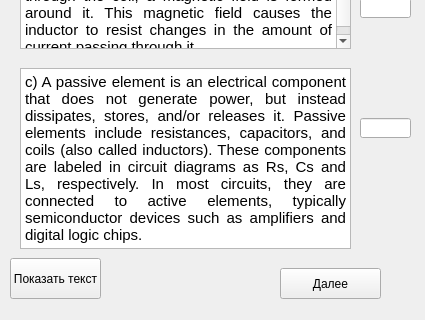
Above: client/UI/variant_1/zadanie4_part2_var1.ui from Scykorr/dmitr_client_serv_test before the change; both pictures show x 0 to 425 and y 302 to 622 of the 425 by 622 pixel window. Below: the same form after it.
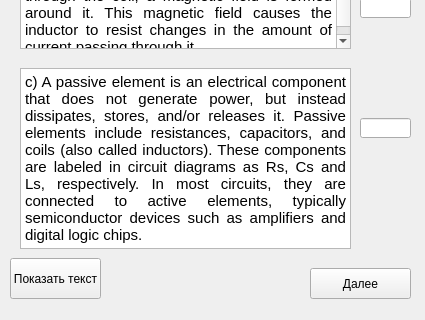
That is the form after the change.

Patch:
```diff
--- a/client/UI/variant_1/zadanie4_part2_var1.ui
+++ b/client/UI/variant_1/zadanie4_part2_var1.ui
@@ -48,7 +48,7 @@
   <widget class="QPushButton" name="pushButton_answer">
    <property name="geometry">
     <rect>
-     <x>280</x>
+     <x>310</x>
      <y>570</y>
      <width>101</width>
      <height>31</height>
@@ -157,7 +157,7 @@
     <rect>
      <x>120</x>
      <y>570</y>
-     <width>141</width>
+     <width>161</width>
      <height>31</height>
     </rect>
    </property>
```
